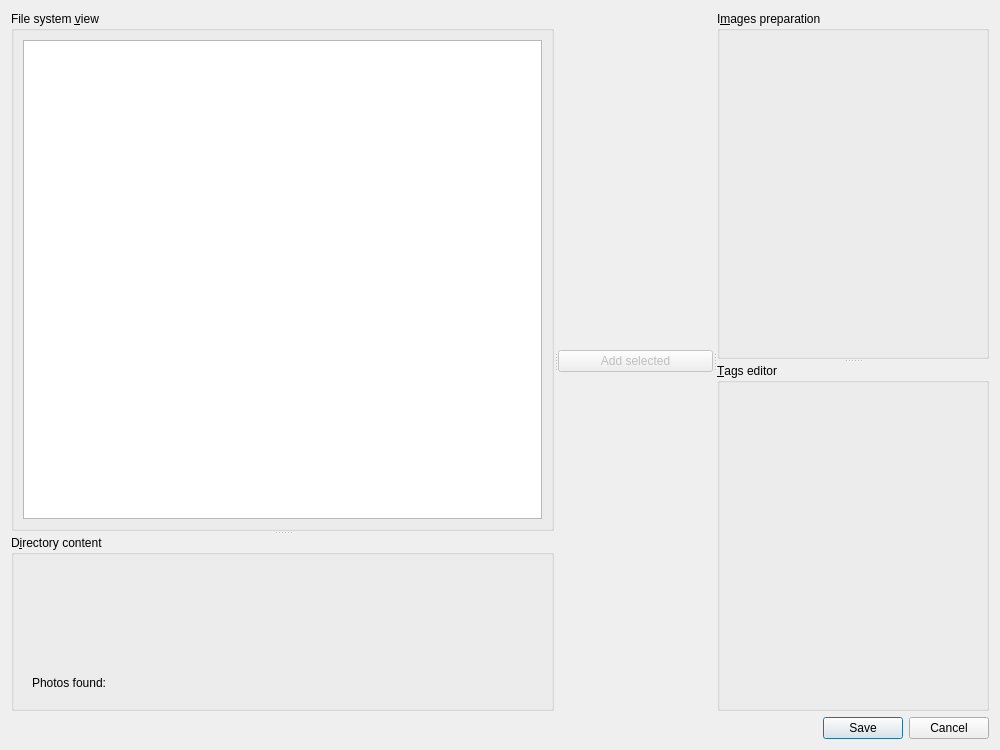
Above: src/gui/desktop/ui/photos_add_dialog.ui from Kicer86/photobroom before the change. Below: the same form after it.
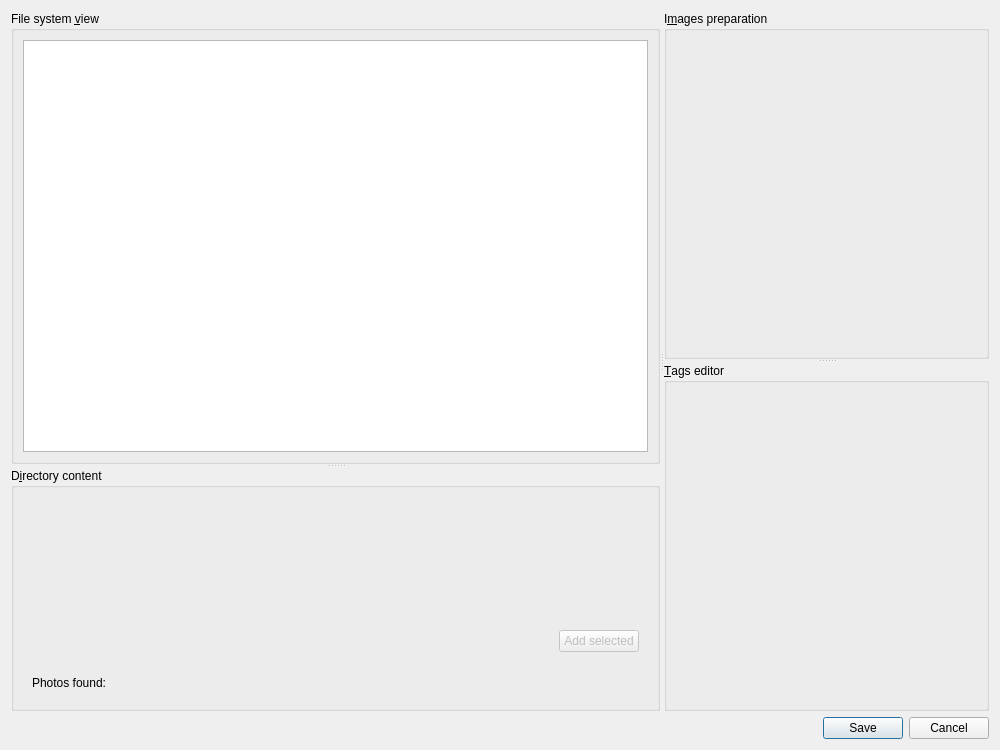
That is the form after the change. Icons and pictures are not drawn. Custom widgets are drawn as their Qt base class.

Commit message: gui: ui: AddPhotosDialog: simplifying gui: getting rid of wasted places

Patch:
```diff
--- a/src/gui/desktop/ui/photos_add_dialog.ui
+++ b/src/gui/desktop/ui/photos_add_dialog.ui
@@ -31,12 +31,6 @@
           <enum>Qt::Vertical</enum>
          </property>
          <widget class="QGroupBox" name="groupBox">
-          <property name="sizePolicy">
-           <sizepolicy hsizetype="Expanding" vsizetype="Expanding">
-            <horstretch>0</horstretch>
-            <verstretch>0</verstretch>
-           </sizepolicy>
-          </property>
           <property name="title">
            <string>File system &amp;view</string>
           </property>
@@ -52,12 +46,6 @@
           </layout>
          </widget>
          <widget class="QGroupBox" name="groupBox_2">
-          <property name="sizePolicy">
-           <sizepolicy hsizetype="Expanding" vsizetype="Expanding">
-            <horstretch>0</horstretch>
-            <verstretch>0</verstretch>
-           </sizepolicy>
-          </property>
           <property name="title">
            <string>D&amp;irectory content</string>
           </property>
@@ -72,6 +60,35 @@
              </property>
             </widget>
            </item>
+           <item>
+            <widget class="QWidget" name="widget" native="true">
+             <layout class="QHBoxLayout" name="horizontalLayout_3">
+              <item>
+               <spacer name="horizontalSpacer">
+                <property name="orientation">
+                 <enum>Qt::Horizontal</enum>
+                </property>
+                <property name="sizeHint" stdset="0">
+                 <size>
+                  <width>40</width>
+                  <height>20</height>
+                 </size>
+                </property>
+               </spacer>
+              </item>
+              <item>
+               <widget class="QPushButton" name="addSelectionButton">
+                <property name="enabled">
+                 <bool>false</bool>
+                </property>
+                <property name="text">
+                 <string>Add selected</string>
+                </property>
+               </widget>
+              </item>
+             </layout>
+            </widget>
+           </item>
            <item>
             <widget class="QWidget" name="loadWidget" native="true">
              <property name="visible">
@@ -97,20 +114,6 @@
        </item>
       </layout>
      </widget>
-     <widget class="QWidget" name="centralPanelWidget" native="true">
-      <layout class="QVBoxLayout" name="verticalLayout_8">
-       <item>
-        <widget class="QPushButton" name="addSelectionButton">
-         <property name="enabled">
-          <bool>false</bool>
-         </property>
-         <property name="text">
-          <string>Add selected</string>
-         </property>
-        </widget>
-       </item>
-      </layout>
-     </widget>
      <widget class="QWidget" name="rightPanelWidget" native="true">
       <layout class="QVBoxLayout" name="verticalLayout_5">
        <item>
```
Left out of the diff: 1 changed line with no effect on the pictures.
